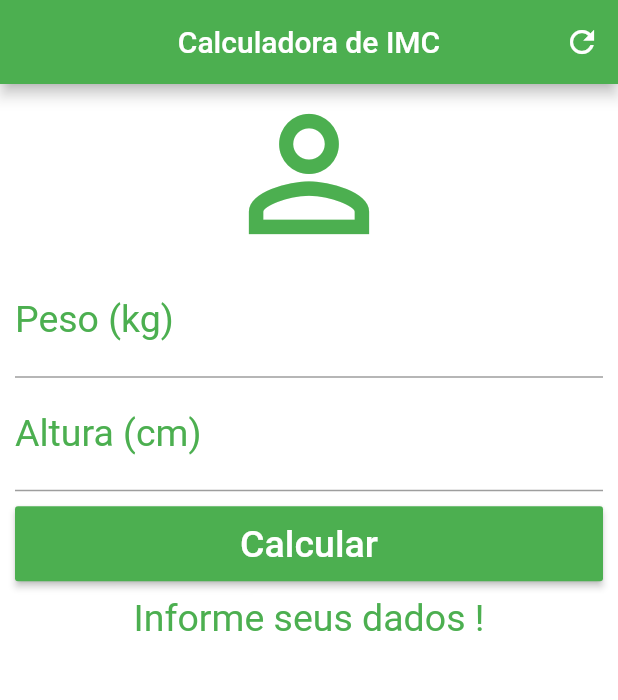
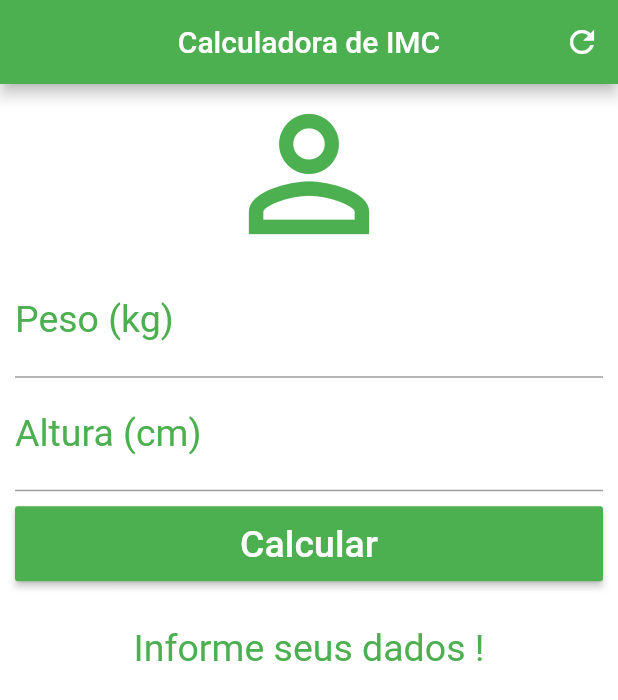
Before and after one commit to Klapowsko/calculadoraimc, a Flutter app: the screen it shows after launch, after a tap on the "refresh" icon, on a phone screen of 412 x 824 dp. Shown: the top 700 px of the screen. Run offline on Flutter 3.47's test engine with Material 2 defaults, Android fonts, the phone set to English and light mode, and no system bars.

Commit message:
Ajustado setstate do result text

```diff
--- a/lib/main.dart
+++ b/lib/main.dart
@@ -20,7 +20,10 @@ class _HomeState extends State<Home> {
   void _resetFields() {
     weighController.text = "";
     heigthController.text = "";
-    _textResult = "Informe seus dados !";
+
+    setState(() {
+      _textResult = "Informe seus dados !";
+    });
   }
 
   void _calculate() {
@@ -97,10 +100,13 @@ class _HomeState extends State<Home> {
                 ),
               ),
             ),
-            Text(
-              _textResult,
-              textAlign: TextAlign.center,
-              style: TextStyle(color: Colors.green, fontSize: 25.0),
+            Padding(
+              padding: EdgeInsets.all(20),
+              child: Text(
+                _textResult,
+                textAlign: TextAlign.center,
+                style: TextStyle(color: Colors.green, fontSize: 25.0),
+              ),
             )
           ],
         ),
```
